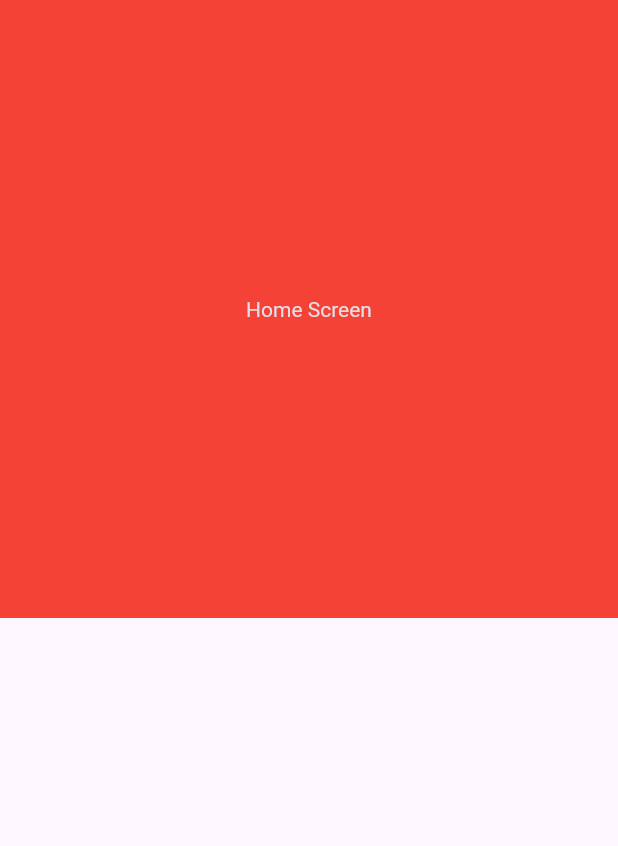
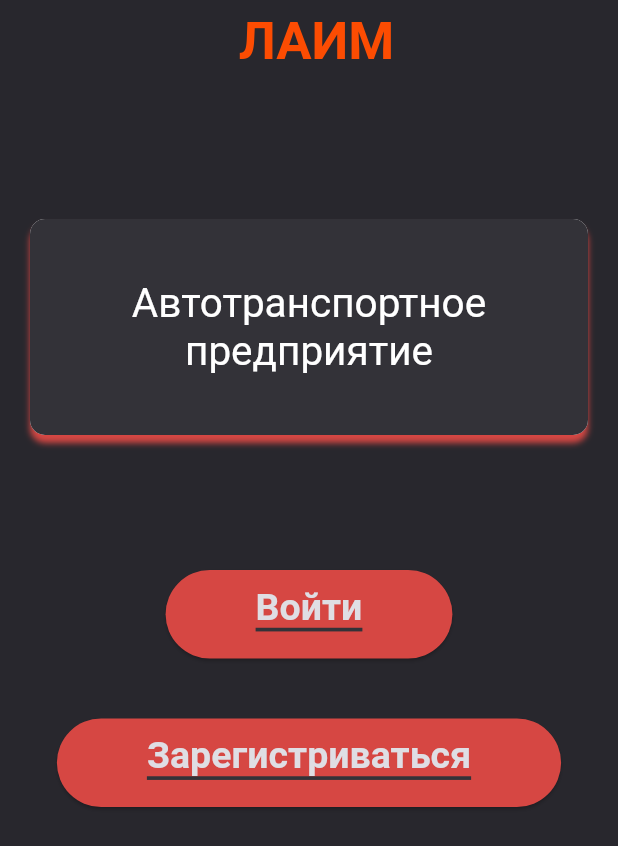
Before and after one commit to RimidalU/freight-carrier-aggregator-screens, a Flutter app: the HomeScreen screen opened directly, on a phone screen of 412 x 824 dp. Shown: the top 846 px of the screen. Run offline on Flutter 3.47's test engine with Material 2 defaults, Android fonts, the phone set to English and light mode, and no system bars; our stand-ins replace flutter_svg, google_fonts; Roboto replaces fonts that are missing (Mooli).

Commit message:
feat: implement home page screen

```diff
--- a/lib/main.dart
+++ b/lib/main.dart
@@ -27,15 +27,16 @@ class MyApp extends StatelessWidget {
           labelStyle: TextStyle(color: Color(0xffdfdee4)),
         ),
       ),
-      home: AuthorizationScreen(),
+      home: const HomeScreen(),
       routes: {
+        '': (context) => const HomeScreen(),
         '/orders': (context) => const OrdersScreen(),
         '/settings': (context) => const SettingsScreen(),
         '/order-info': (context) => const OrderInfoScreen(),
         '/contractor-info': (context) => const ContractorInfoScreen(),
         '/client-info': (context) => const ClientInfoScreen(),
         '/create-Order': (context) => CreateOrderScreen(),
-        '/authorization': (context) => AuthorizationScreen()
+        '/authorization': (context) => AuthorizationScreen(),
       },
     );
   }
--- a/lib/views/home_screen.dart
+++ b/lib/views/home_screen.dart
@@ -1,21 +1,133 @@
 import 'package:flutter/material.dart';
 
-class HomeScreen extends StatefulWidget {
+class HomeScreen extends StatelessWidget {
   const HomeScreen({super.key});
 
   @override
-  State<HomeScreen> createState() => _HomeScreenState();
-}
-
-class _HomeScreenState extends State<HomeScreen> {
-  @override
   Widget build(BuildContext context) {
     return Scaffold(
-      body: Container(
-        height: MediaQuery.of(context).size.width,
-        width: MediaQuery.of(context).size.width,
-        color: Colors.red,
-        child: const Center(child: Text('Home Screen')),
+      backgroundColor: const Color(0xff28272d),
+      appBar: AppBar(
+        centerTitle: true,
+        backgroundColor: const Color(0xff28272d),
+        title: Container(
+          margin: const EdgeInsets.only(left: 10),
+          child: const Text(
+            'ЛАИМ',
+            style: TextStyle(
+              fontSize: 35,
+              fontWeight: FontWeight.w700,
+              color: Color(0xfffc4c02),
+            ),
+          ),
+        ),
+      ),
+      body: SingleChildScrollView(
+        child: SafeArea(
+          child: SizedBox(
+            width: MediaQuery.of(context).size.width,
+            child: Column(
+              mainAxisAlignment: MainAxisAlignment.center,
+              children: [
+                const SizedBox(height: 90),
+                Container(
+                  padding:
+                      const EdgeInsets.symmetric(horizontal: 20, vertical: 40),
+                  margin: const EdgeInsets.symmetric(horizontal: 20),
+                  decoration: BoxDecoration(
+                    borderRadius: BorderRadius.circular(10),
+                    color: const Color(0xff333238),
+                    boxShadow: const [
+                      BoxShadow(
+                        color: Color(
+                          0xffd64743,
+                        ),
+                        offset: Offset(
+                          0.0,
+                          5.0,
+                        ),
+                        blurRadius: 3.0,
+                        spreadRadius: 0.0,
+                      ), //BoxShadow
+                      BoxShadow(
+                        color: Colors.white,
+                        offset: Offset(0.0, 0.0),
+                        blurRadius: 0.0,
+                        spreadRadius: 0.0,
+                      ), //BoxShadow
+                    ],
+                  ),
+                  child: const Text(
+                    textAlign: TextAlign.center,
+                    'Автотранспортное предприятие',
+                    style: TextStyle(
+                      fontSize: 27,
+                      color: Color(0xffFFFFFF),
+                    ),
+                  ),
+                ),
+                const SizedBox(height: 90),
+                ElevatedButton(
+                  onPressed: () {
+                    Navigator.of(context).pushNamed('/authorization');
+                  },
+                  style: const ButtonStyle(
+                    padding: MaterialStatePropertyAll(
+                      EdgeInsets.symmetric(horizontal: 60, vertical: 15),
+                    ),
+                    backgroundColor: MaterialStatePropertyAll(
+                      Color(0xffd64743),
+                    ),
+                  ),
+                  child: const Text(
+                    'Войти',
+                    style: TextStyle(
+                      fontWeight: FontWeight.w600,
+                      fontSize: 25,
+                      // color: Color(0xffdfdee4),
+                      shadows: [
+                        Shadow(offset: Offset(0, -5), color: Color(0xffdfdee4))
+                      ],
+                      color: Colors.transparent,
+                      decoration: TextDecoration.underline,
+                      decorationColor: Color(0xff333238),
+                      decorationThickness: 2,
+                    ),
+                  ),
+                ),
+                const SizedBox(height: 40),
+                ElevatedButton(
+                  onPressed: () {
+                    // Navigator.of(context).pushNamed('/order-info');  //TODO to register
+                  },
+                  style: const ButtonStyle(
+                    padding: MaterialStatePropertyAll(
+                      EdgeInsets.symmetric(horizontal: 60, vertical: 15),
+                    ),
+                    backgroundColor: MaterialStatePropertyAll(
+                      Color(0xffd64743),
+                    ),
+                  ),
+                  child: const Text(
+                    'Зарегистриваться',
+                    style: TextStyle(
+                      fontWeight: FontWeight.w600,
+                      fontSize: 25,
+                      // color: Color(0xffdfdee4),
+                      shadows: [
+                        Shadow(offset: Offset(0, -5), color: Color(0xffdfdee4))
+                      ],
+                      color: Colors.transparent,
+                      decoration: TextDecoration.underline,
+                      decorationColor: Color(0xff333238),
+                      decorationThickness: 2,
+                    ),
+                  ),
+                ),
+              ],
+            ),
+          ),
+        ),
       ),
     );
   }
```
